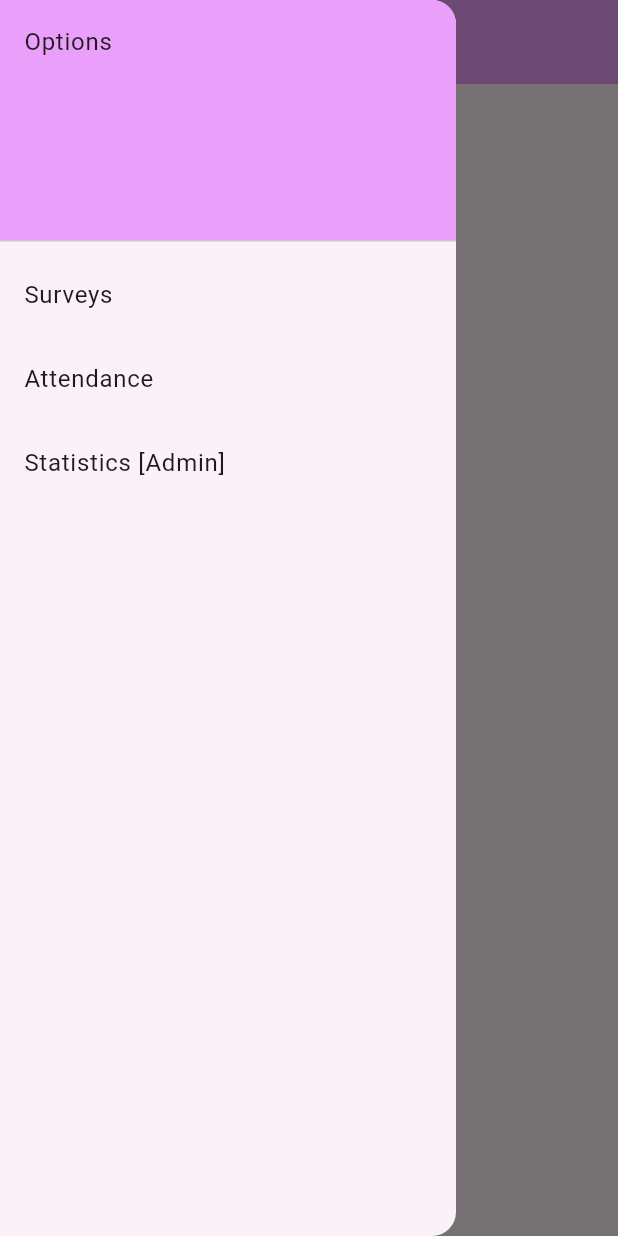
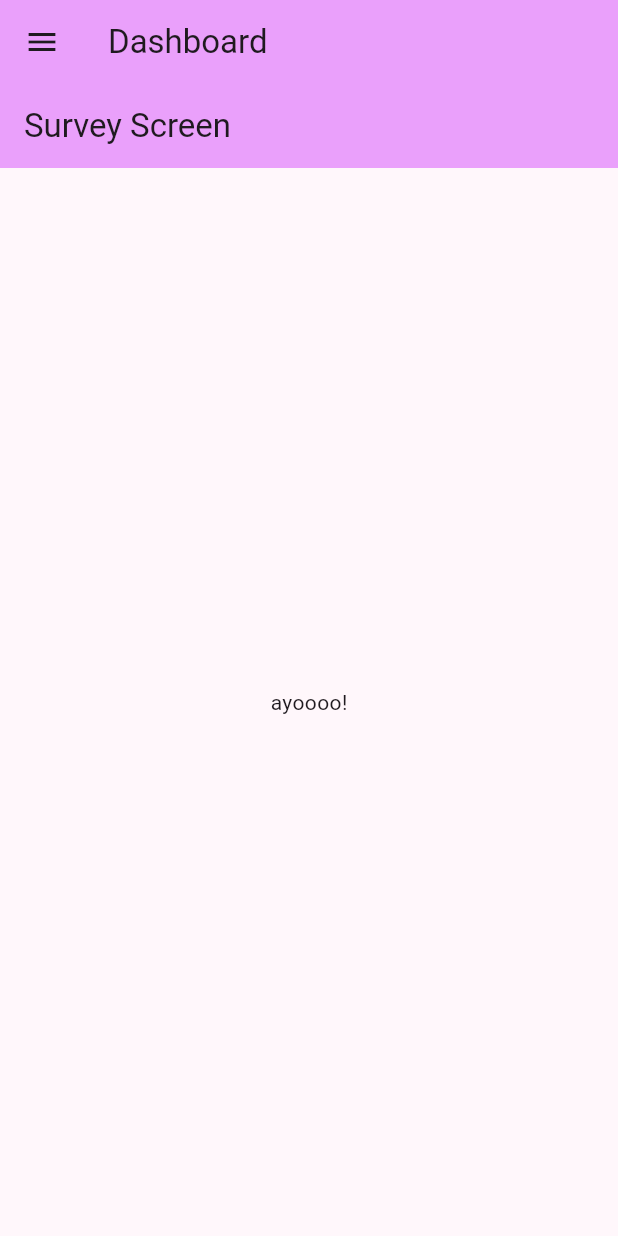
Before and after one commit to Nitsuguaaa/pocket_gad, a Flutter app: the screen it shows after launch, in the side drawer, after a tap on "Surveys", on a phone screen of 412 x 824 dp. Run offline on Flutter 3.47's test engine with Material 3 defaults, Android fonts, the phone set to English and light mode, and no system bars.

Commit message:
Added multi-page support - statistics_screen - attendances_screen - surveys_screen

```diff
--- a/lib/control-panel/surveys_screen.dart
+++ b/lib/control-panel/surveys_screen.dart
@@ -0,0 +1,27 @@
+import 'package:flutter/material.dart';
+
+class SurveysScreen extends StatefulWidget {
+  const SurveysScreen({super.key});
+
+  @override
+  State<SurveysScreen> createState() => _SurveysScreen();
+}
+
+class _SurveysScreen extends State<SurveysScreen> {
+  Widget _buildLandingPage() {
+    return Container(
+      margin: const EdgeInsets.all(10.0),
+      child: const Text("ayoooo!"),
+    );
+  }
+
+  @override
+  Widget build(BuildContext context) {
+    return Scaffold(
+      appBar: AppBar(title: const Text("Survey Screen")),
+      body: Center(
+        child: _buildLandingPage(),
+      ),
+    );
+  }
+}
--- a/lib/screens/control_panel.dart
+++ b/lib/screens/control_panel.dart
@@ -11,6 +11,16 @@ class ControlPanel extends StatefulWidget {
 }
 
 class _ControlPanelState extends State<ControlPanel> {
+  Widget _currentScreen = const SurveysScreen();
+
+  void _selectScreen(Widget screen) {
+    setState(() {
+      _currentScreen = screen;
+    });
+
+    Navigator.pop(context);
+  }
+
   @override
   Widget build(BuildContext context) {
     return Scaffold(
@@ -27,27 +37,25 @@ class _ControlPanelState extends State<ControlPanel> {
             ListTile(
               title: const Text("Surveys"),
               onTap: () {
-
+                _selectScreen(const SurveysScreen());
               },
             ),
             ListTile(
               title: const Text("Attendance"),
               onTap: () {
-
+                _selectScreen(const AttendancesScreen());
               },
             ),
             ListTile(
               title: const Text("Statistics [Admin]"),
               onTap: () {
-
+                _selectScreen(const StatisticsScreen());
               },
             )
           ],
         ),
       ),
-      body: const Center(
-        child: Text("Ayo waddup"),
-      ),
+      body: _currentScreen,
     );
   }
 }
```
Also changed, not shown: lib/control-panel/attendances_screen.dart (+27 -0 lines), lib/control-panel/statistics_screen.dart (+27 -0 lines).
